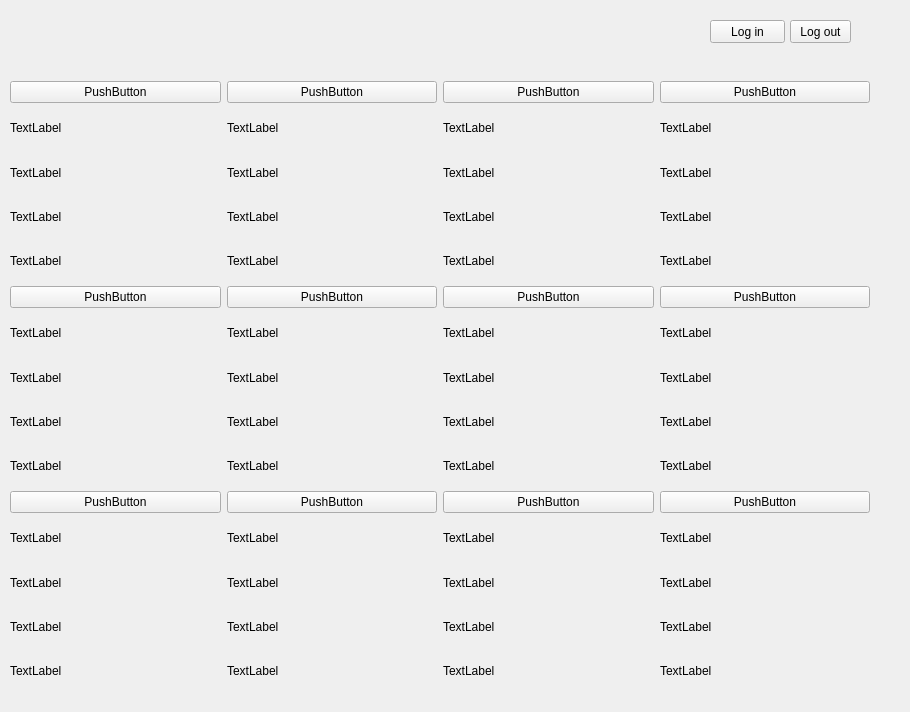
Above: libdash/qtsampleplayer/ondemandgui.ui from sunRainPenguin/libdash-adaptation before the change. Below: the same form after it.
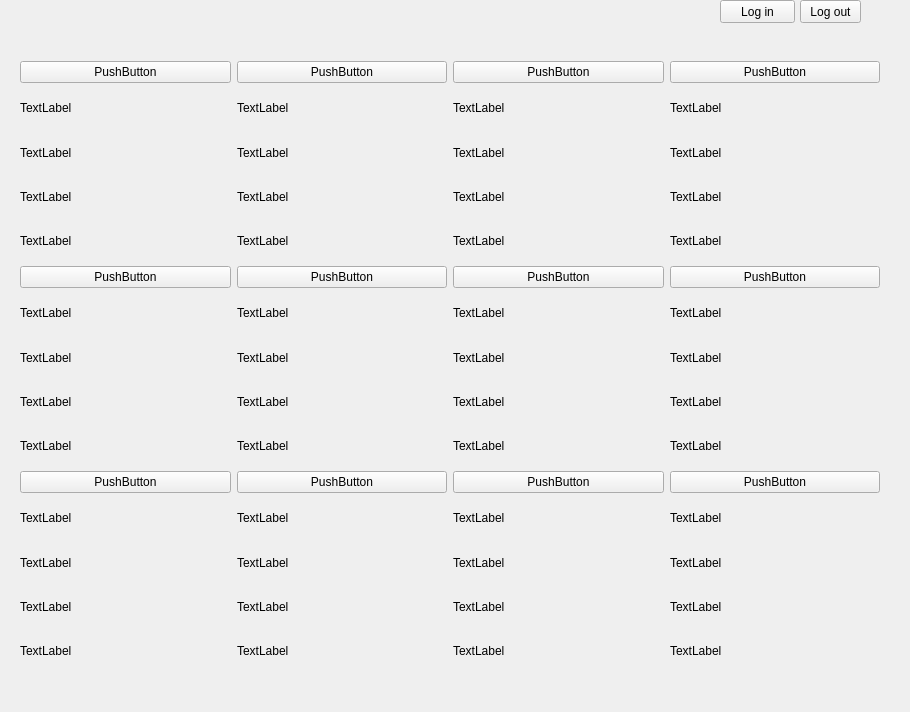
That is the form after the change. Custom widgets are drawn as their Qt base class.

What changed in the file:
```diff
--- a/libdash/qtsampleplayer/ondemandgui.ui
+++ b/libdash/qtsampleplayer/ondemandgui.ui
@@ -13,11 +13,24 @@
   <property name="windowTitle">
    <string>On Demand</string>
   </property>
+  <widget class="QPushButton" name="button_logout">
+   <property name="geometry">
+    <rect>
+     <x>800</x>
+     <y>0</y>
+     <width>61</width>
+     <height>23</height>
+    </rect>
+   </property>
+   <property name="text">
+    <string>Log out</string>
+   </property>
+  </widget>
   <widget class="QPushButton" name="button_login">
    <property name="geometry">
     <rect>
-     <x>710</x>
-     <y>20</y>
+     <x>720</x>
+     <y>0</y>
      <width>75</width>
      <height>23</height>
     </rect>
@@ -29,13 +42,13 @@
   <widget class="QWidget" name="layoutWidget">
    <property name="geometry">
     <rect>
-     <x>10</x>
-     <y>70</y>
+     <x>20</x>
+     <y>50</y>
      <width>871</width>
      <height>631</height>
     </rect>
    </property>
-   <layout class="QGridLayout" name="gridLayout" rowstretch="1,1,1,0,0,0,0,0,0,0,0,0,0,0,0,0,0" columnstretch="1,1,1,1">
+   <layout class="QGridLayout" name="gridLayout" rowstretch="1,1,1" columnstretch="1,1,1,1">
     <property name="leftMargin">
      <number>0</number>
     </property>
@@ -156,45 +169,6 @@
       </item>
      </layout>
     </item>
-    <item row="1" column="1">
-     <layout class="QVBoxLayout" name="vl_5">
-      <item>
-       <widget class="MyPushButton" name="imageButton_5">
-        <property name="text">
-         <string>PushButton</string>
-        </property>
-       </widget>
-      </item>
-      <item>
-       <widget class="QLabel" name="ll_Name_5">
-        <property name="text">
-         <string>TextLabel</string>
-        </property>
-       </widget>
-      </item>
-      <item>
-       <widget class="QLabel" name="ll_Author_5">
-        <property name="text">
-         <string>TextLabel</string>
-        </property>
-       </widget>
-      </item>
-      <item>
-       <widget class="QLabel" name="ll_Time_5">
-        <property name="text">
-         <string>TextLabel</string>
-        </property>
-       </widget>
-      </item>
-      <item>
-       <widget class="QLabel" name="ll_Rate_5">
-        <property name="text">
-         <string>TextLabel</string>
-        </property>
-       </widget>
-      </item>
-     </layout>
-    </item>
     <item row="0" column="3">
      <layout class="QVBoxLayout" name="vl_3">
       <item>
@@ -507,21 +481,47 @@
       </item>
      </layout>
     </item>
+    <item row="1" column="1">
+     <layout class="QVBoxLayout" name="vl_5">
+      <item>
+       <widget class="MyPushButton" name="imageButton_5">
+        <property name="text">
+         <string>PushButton</string>
+        </property>
+       </widget>
+      </item>
+      <item>
+       <widget class="QLabel" name="ll_Name_5">
+        <property name="text">
+         <string>TextLabel</string>
+        </property>
+       </widget>
+      </item>
+      <item>
+       <widget class="QLabel" name="ll_Author_5">
+        <property name="text">
+         <string>TextLabel</string>
+        </property>
+       </widget>
+      </item>
+      <item>
+       <widget class="QLabel" name="ll_Time_5">
+        <property name="text">
+         <string>TextLabel</string>
+        </property>
+       </widget>
+      </item>
+      <item>
+       <widget class="QLabel" name="ll_Rate_5">
+        <property name="text">
+         <string>TextLabel</string>
+        </property>
+       </widget>
+      </item>
+     </layout>
+    </item>
    </layout>
   </widget>
-  <widget class="QPushButton" name="button_logout">
-   <property name="geometry">
-    <rect>
-     <x>790</x>
-     <y>20</y>
-     <width>61</width>
-     <height>23</height>
-    </rect>
-   </property>
-   <property name="text">
-    <string>Log out</string>
-   </property>
-  </widget>
  </widget>
  <layoutdefault spacing="6" margin="11"/>
  <customwidgets>
```
Left out of the diff: 2 changed lines with no effect on the pictures.
